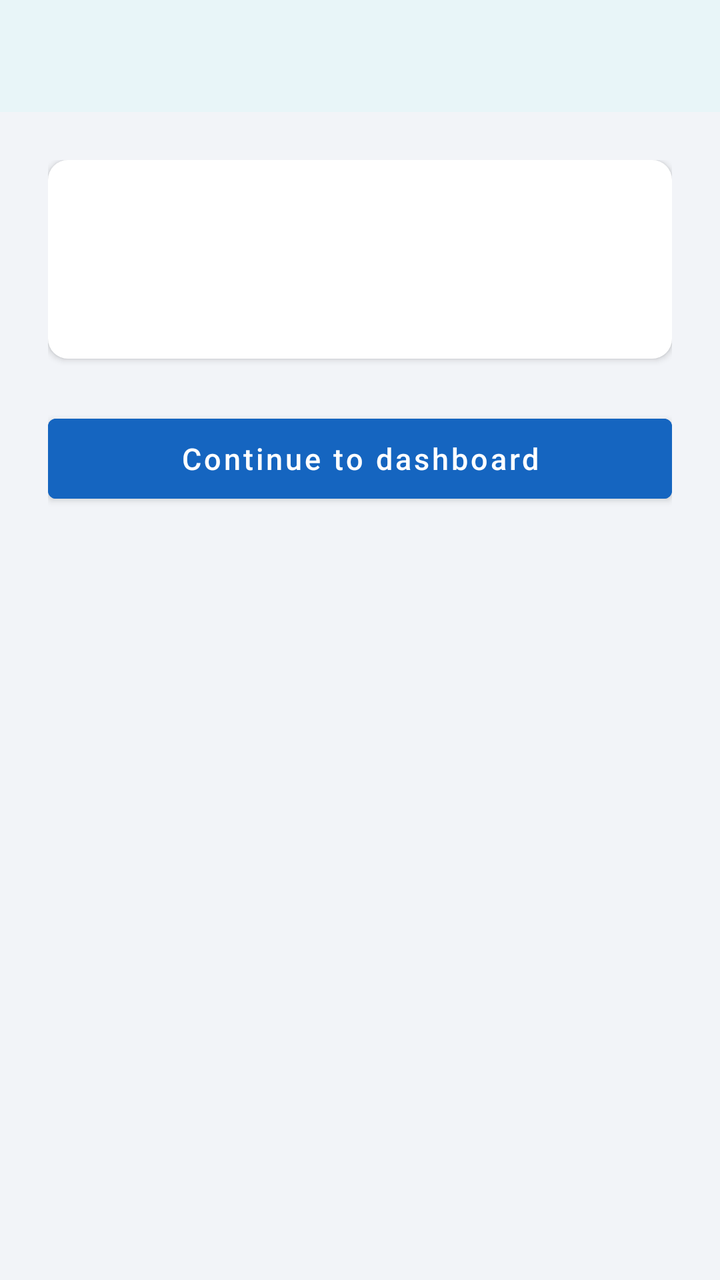
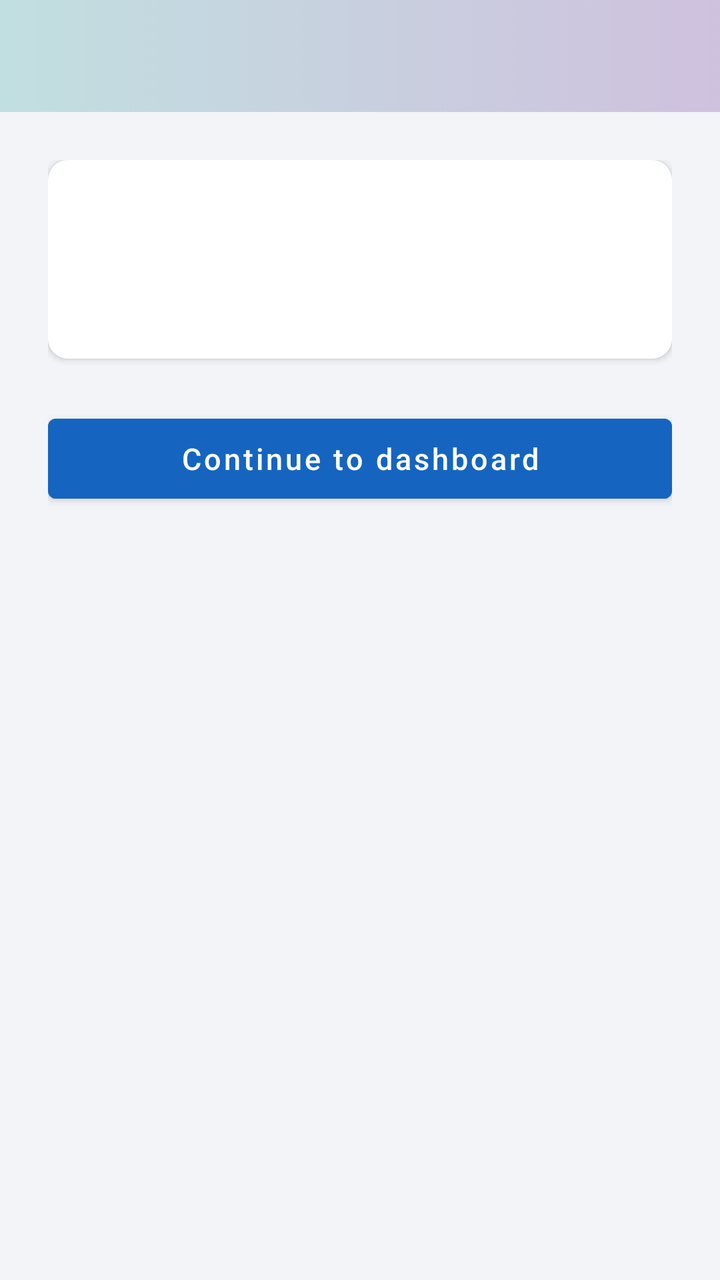

Compare the two renders of this Android layout. The source of the first and the diff that turns it into the second are given below.
<!-- AndroidManifest.xml: activity theme Theme.AquaSense -->
<!-- res/layout/activity_pairing_wizard.xml -->
<?xml version="1.0" encoding="utf-8"?>
<LinearLayout xmlns:android="http://schemas.android.com/apk/res/android"
    xmlns:app="http://schemas.android.com/apk/res-auto"
    android:layout_width="match_parent"
    android:layout_height="match_parent"
    android:background="@color/background"
    android:fitsSystemWindows="true"
    android:orientation="vertical">

    <androidx.appcompat.widget.Toolbar
        android:id="@+id/toolbar_pairing"
        android:layout_width="match_parent"
        android:layout_height="?attr/actionBarSize"
        android:background="@color/toolbar_ocean"
        android:theme="@style/ThemeOverlay.AppCompat.DayNight.ActionBar"
        app:titleTextColor="@color/sensor_info_title_color" />

    <LinearLayout
        android:layout_width="match_parent"
        android:layout_height="match_parent"
        android:orientation="vertical"
        android:padding="24dp">

        <LinearLayout
            android:layout_width="match_parent"
            android:layout_height="wrap_content"
            android:layout_marginBottom="24dp"
            android:background="@drawable/bg_settings_card"
            android:elevation="2dp"
            android:orientation="vertical"
            android:padding="20dp">

            <TextView
                android:id="@+id/tvPairingHeading"
                android:layout_width="match_parent"
                android:layout_height="wrap_content"
                android:layout_marginBottom="12dp"
                android:textColor="@color/text_primary"
                android:textSize="20sp"
                android:textStyle="bold" />

            <TextView
                android:id="@+id/tvPairingBody"
                android:layout_width="match_parent"
                android:layout_height="wrap_content"
                android:lineSpacingExtra="4dp"
                android:textColor="@color/text_secondary"
                android:textSize="15sp" />

        </LinearLayout>

        <Button
            android:id="@+id/btnPairingContinue"
            android:layout_width="match_parent"
            android:layout_height="52dp"
            android:backgroundTint="@color/accent"
            android:text="@string/pairing_wizard_continue"
            android:textAllCaps="false"
            android:textColor="@color/white"
            android:textSize="15sp" />

    </LinearLayout>

</LinearLayout>
<!-- resources referenced by this layout -->
<resources>
  <color name="accent">#FF1565C0</color>
  <color name="background">#FFF2F4F8</color>
  <color name="sensor_info_title_color">#FF243247</color>
  <color name="text_primary">#FF000000</color>
  <color name="text_secondary">#FF888888</color>
  <color name="toolbar_ocean">#FFE8F5F8</color>
  <color name="white">#FFFFFFFF</color>
  <!-- drawable bg_settings_card (drawable) -->
  <?xml version="1.0" encoding="utf-8"?>
  <shape xmlns:android="http://schemas.android.com/apk/res/android"
      android:shape="rectangle">
      <solid android:color="@color/card_background" />
      <corners android:radius="10dp" />
  </shape>
  <string name="pairing_wizard_continue">Continue to dashboard</string>
  <style name="Theme.AquaSense" parent="Theme.MaterialComponents.DayNight.NoActionBar" />
  <color name="card_background">#FFFFFFFF</color>
</resources>

<!-- the commit's change to res/layout/activity_pairing_wizard.xml (unified diff, before → after) -->
@@ -9,11 +9,7 @@
 
     <androidx.appcompat.widget.Toolbar
         android:id="@+id/toolbar_pairing"
-        android:layout_width="match_parent"
-        android:layout_height="?attr/actionBarSize"
-        android:background="@color/toolbar_ocean"
-        android:theme="@style/ThemeOverlay.AppCompat.DayNight.ActionBar"
-        app:titleTextColor="@color/sensor_info_title_color" />
+        style="@style/Widget.AquaSense.Toolbar" />
 
     <LinearLayout
         android:layout_width="match_parent"
<!-- resource entries referenced after the edit -->
@@ -3,9 +3,18 @@
   <color name="accent">#FF1565C0</color>
   <color name="background">#FFF2F4F8</color>
   <color name="sensor_info_title_color">#FF243247</color>
+  <style name="Base.Theme.AquaSense" parent="Theme.MaterialComponents.DayNight.NoActionBar">
+          
+          <item name="android:windowBackground">@color/background</item>
+          <item name="android:colorBackground">@color/background</item>
+          
+          <item name="android:statusBarColor">@color/toolbar_gradient_start</item>
+          <item name="android:windowLightStatusBar">@bool/light_status_bar_icons</item>
+      </style>
+  <color name="toolbar_gradient_start">#FFC1DFE0</color>
+  <color name="toolbar_gradient_end">#FFCFC1DE</color>
   <color name="text_primary">#FF000000</color>
   <color name="text_secondary">#FF888888</color>
-  <color name="toolbar_ocean">#FFE8F5F8</color>
   <color name="white">#FFFFFFFF</color>
   <!-- drawable bg_settings_card (drawable) -->
   <?xml version="1.0" encoding="utf-8"?>
@@ -15,7 +24,27 @@
       <corners android:radius="10dp" />
   </shape>
   <string name="pairing_wizard_continue">Continue to dashboard</string>
-  <style name="Theme.AquaSense" parent="Theme.MaterialComponents.DayNight.NoActionBar" />
+  <style name="Widget.AquaSense.Toolbar" parent="Widget.AppCompat.Toolbar">
+          <item name="android:layout_width">match_parent</item>
+          <item name="android:layout_height">?attr/actionBarSize</item>
+          <item name="android:background">@drawable/bg_toolbar_gradient</item>
+          <item name="android:theme">@style/ThemeOverlay.AppCompat.DayNight.ActionBar</item>
+          <item name="popupTheme">@style/ThemeOverlay.AppCompat.DayNight</item>
+          <item name="titleTextColor">@color/sensor_info_title_color</item>
+          <item name="navigationIconTint">@color/sensor_info_title_color</item>
+      </style>
+  <style name="Theme.AquaSense" parent="Base.Theme.AquaSense" />
   <color name="card_background">#FFFFFFFF</color>
+  <!-- drawable bg_toolbar_gradient (drawable) -->
+  <?xml version="1.0" encoding="utf-8"?>
+  <shape xmlns:android="http://schemas.android.com/apk/res/android"
+      android:dither="true"
+      android:shape="rectangle">
+      <gradient
+          android:angle="0"
+          android:startColor="@color/toolbar_gradient_start"
+          android:endColor="@color/toolbar_gradient_end"
+          android:type="linear" />
+  </shape>
 </resources>
 
